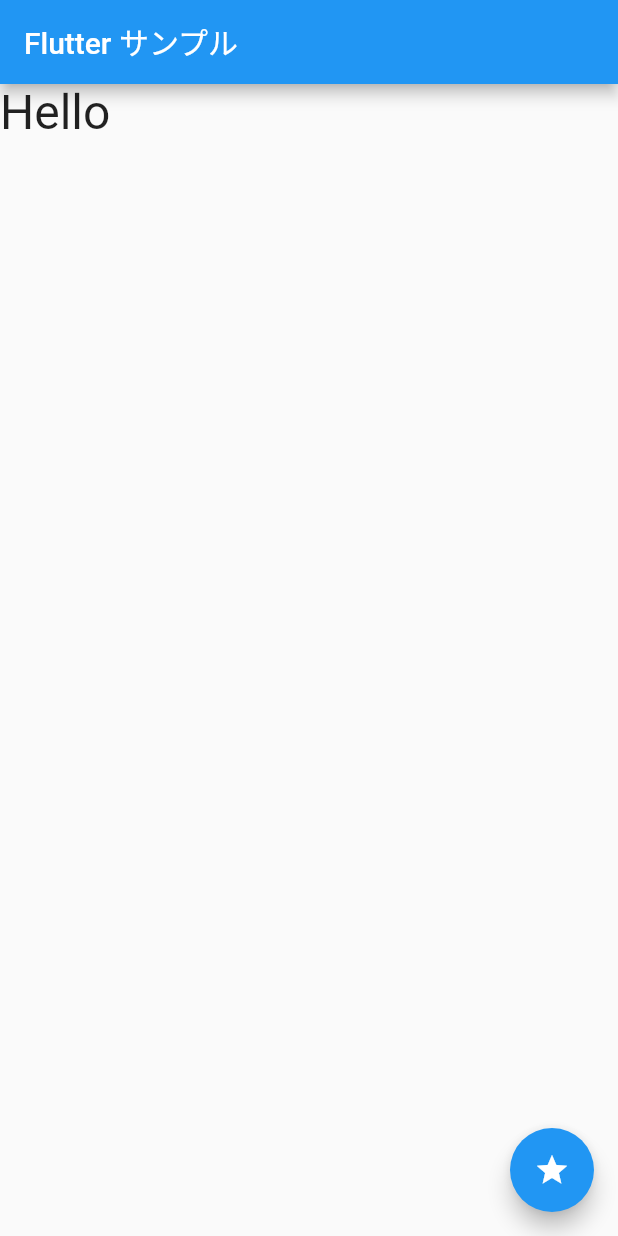
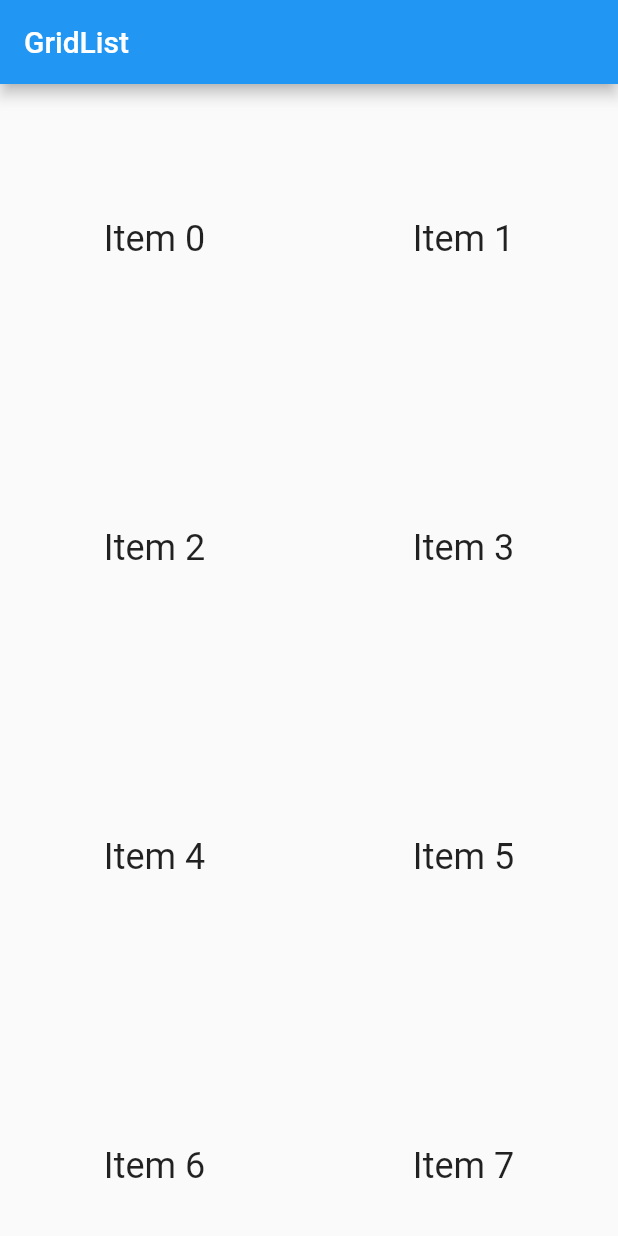
Before and after one commit to squmari/learnFlutter, a Flutter app: the screen it shows after launch, on a phone screen of 412 x 824 dp. Run offline on Flutter 3.47's test engine with Material 2 defaults, Android fonts, the phone set to English and light mode, and no system bars.

Commit message:
GridList と TabBar実装(+1 squashed commits)
Squashed commits:

[6e2e692] abBar実装 (+1 squashed commits)

Squashed commits:

[46afa2b] TabBar実装

```diff
--- a/lib/main.dart
+++ b/lib/main.dart
@@ -1,75 +1,17 @@
 import 'package:flutter/material.dart';
-import 'package:flutter/rendering.dart';
+import 'package:learn_flutter/widget/gridList.dart';
+import 'package:learn_flutter/widget/tabBar.dart';
 
 void main() => runApp(MyApp());
 
 class MyApp extends StatelessWidget {
-
-  final title = 'Flutter サンプル';
 
   @override
   Widget build(BuildContext context) {
 
     return MaterialApp(
       title: 'Flutter Demo',
-      home: new MyHomePage(
-        title: this.title,
-      ),
-
+      home: new MyGridList(100,2),
     );
   }
 }
-
-class MyHomePage extends StatefulWidget {
-  // final String message;
-  final String title;
-
-  MyHomePage({this.title}):super();
-
-
-  @override
-  _MyHomePageState createState() => new _MyHomePageState();
-}
-
-class _MyHomePageState extends State<MyHomePage> {
-  String _message;
-
-  @override
-  void initState() {
-    super.initState();
-    _message = 'Hello';
-  }
-
-  void _setMessage(){
-    if(_message == "タップしました"){
-      setState(() {
-        _message = 'Hello';
-      });
-    }
-    else{
-      setState(() {
-        _message = 'タップしました';
-      });
-    }
-  }
-
-  @override
-  Widget build(BuildContext context) {
-    return Scaffold(
-      appBar: AppBar(
-        title: Text(widget.title),
-      ),
-
-      body: Text(
-        _message,
-        style: TextStyle(fontSize: 32),
-      ),
-
-      floatingActionButton: FloatingActionButton(
-        onPressed: _setMessage,
-        tooltip: 'set message',
-        child: Icon(Icons.star),
-      ),
-    );
-  }
-}
--- /dev/null
+++ b/lib/widget/gridList.dart
@@ -0,0 +1,38 @@
+import 'package:flutter/material.dart';
+
+
+/// GridListの生成
+class MyGridList extends StatefulWidget {
+
+  final int row, col;
+  final String title;
+  MyGridList(this.row,this.col,[this.title = 'GridList']):super();
+
+  @override
+  _MyGridListState createState() => new _MyGridListState();
+}
+
+class _MyGridListState extends State<MyGridList> {
+  @override
+  Widget build(BuildContext context) {
+    return MaterialApp(
+      home: Scaffold(
+        appBar: AppBar(
+          title: Text(widget.title),
+        ),
+        body: GridView.count(
+          crossAxisCount: widget.col,
+          children: List.generate(widget.row, (index) {
+            return Center(
+              child: Text(
+                'Item $index',
+                style: Theme.of(context).textTheme.headline,
+              ),
+            );
+          }),
+        ),
+
+      ),
+    );
+  }
+}
```
Also changed, not shown: lib/widget/tabBar.dart (added, +35 -0 lines).
